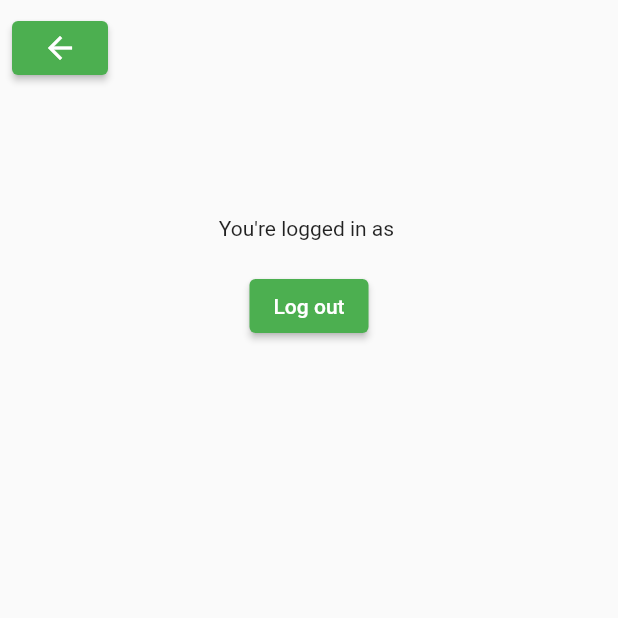
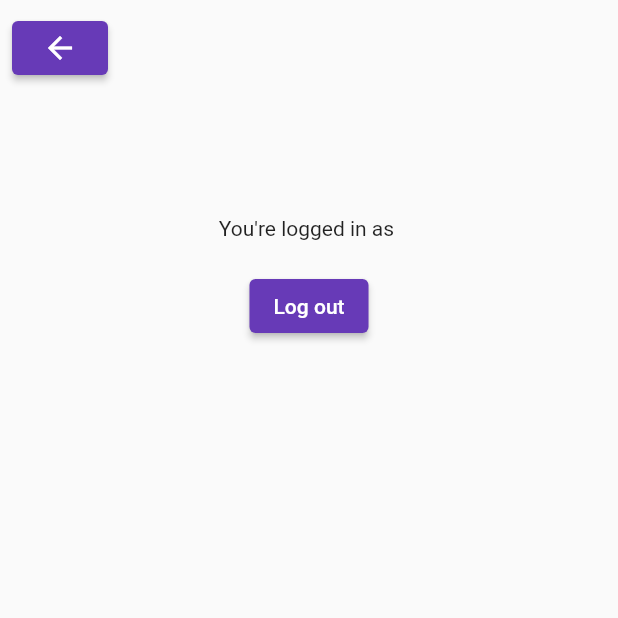
Before and after one commit to BartoszT2omaszewski/catchem_ideas, a Flutter app: the screen it shows once a user with an empty profile is signed in, after a tap on the "person" icon, on a phone screen of 412 x 824 dp, the top half of it. Run offline on Flutter 3.47's test engine with Material 2 defaults, Android fonts, the phone set to English and light mode, and no system bars; our stand-ins replace cloud_firestore, firebase_auth, firebase_core, flutter_bloc, flutter_speed_dial, syncfusion_flutter_calendar; accounts and stored records are empty; network calls fail.

Commit message:
Implement Text adding from FAB

```diff
--- a/lib/app/app.dart
+++ b/lib/app/app.dart
@@ -15,7 +15,7 @@ class MyApp extends StatelessWidget {
         debugShowCheckedModeBanner: false,
         title: "Catch'em ideas",
         theme: ThemeData(
-          primarySwatch: Colors.green,
+          primarySwatch: Colors.deepPurple,
         ),
         home: const RootPage(),
       ),
--- /dev/null
+++ b/lib/app/features/home/pages/home_body.dart
@@ -0,0 +1,120 @@
+import 'package:catchem_ideas/app/features/home/cubit/home_cubit.dart';
+import 'package:catchem_ideas/app/features/home/idea_tile.dart';
+import 'package:catchem_ideas/app/features/manager/pages/idea_manager.dart';
+import 'package:cloud_firestore/cloud_firestore.dart';
+import 'package:firebase_auth/firebase_auth.dart';
+import 'package:flutter/material.dart';
+import 'package:flutter_bloc/flutter_bloc.dart';
+
+class HomePageBody extends StatefulWidget {
+  const HomePageBody({
+    Key? key,
+    required this.user,
+  }) : super(key: key);
+  final User user;
+
+  @override
+  State<HomePageBody> createState() => HomePageBodyState();
+}
+
+class HomePageBodyState extends State<HomePageBody> {
+  final controller = TextEditingController();
+
+  @override
+  Widget build(BuildContext context) {
+    return Column(
+      crossAxisAlignment: CrossAxisAlignment.center,
+      children: [
+        SizedBox(
+          height: 60,
+          child: Padding(
+            padding: const EdgeInsets.only(left: 20, right: 15, top: 10),
+            child: Row(
+              mainAxisAlignment: MainAxisAlignment.spaceAround,
+              children: [
+                const Text(
+                  'Thought inTime Manager',
+                  style: TextStyle(
+                      color: Color(0xFF00003f),
+                      fontSize: 26,
+                      fontWeight: FontWeight.bold),
+                ),
+                IconButton(
+                    onPressed: () {
+                      Navigator.push(
+                        context,
+                        MaterialPageRoute(
+                            builder: (context) => const ManagerPage()),
+                      );
+                    },
+                    icon: const Icon(
+                      Icons.calendar_today,
+                      size: 36,
+                    )),
+              ],
+            ),
+          ),
+        ),
+        Expanded(
+          child: Column(
+            children: [
+              const Padding(
+                padding: EdgeInsets.only(bottom: 6.0),
+              ),
+              Expanded(
+                flex: 1,
+                child: Container(
+                  width: double.infinity,
+                  decoration: const BoxDecoration(
+                    color: Colors.white,
+                    borderRadius: BorderRadius.only(
+                        topLeft: Radius.circular(30),
+                        topRight: Radius.circular(30)),
+                    boxShadow: [BoxShadow(blurRadius: 10.0)],
+                  ),
+                  child: BlocProvider(
+                    create: (context) => HomeCubit()..start(),
+                    child: BlocBuilder<HomeCubit, HomeState>(
+                      builder: (context, state) {
+                        if (state.errorMessage.isNotEmpty) {
+                          return Text('Error: ${state.errorMessage}');
+                        }
+
+                        if (state.isLoading) {
+                          return const Center(
+                            child: CircularProgressIndicator(),
+                          );
+                        }
+
+                        final documents = state.documents;
+
+                        return ListView(
+                          children: [
+                            for (final document in documents) ...[
+                              Dismissible(
+                                key: ValueKey(document.id),
+                                onDismissed: (_) {
+                                  FirebaseFirestore.instance
+                                      .collection('ideas')
+                                      .doc(document.id)
+                                      .delete();
+                                },
+                                child: IdeaTileWidget(
+                                  document['title'],
+                                ),
+                              ),
+                            ],
+                          ],
+                        );
+                      },
+                    ),
+                  ),
+                ),
+              )
+            ],
+          ),
+        ),
+      ],
+    );
+  }
+}
--- a/lib/app/features/home/pages/home_page.dart
+++ b/lib/app/features/home/pages/home_page.dart
@@ -1,12 +1,11 @@
 import 'package:catchem_ideas/app/features/auth/account_page.dart';
 import 'package:catchem_ideas/app/features/home/cubit/home_cubit.dart';
-import 'package:catchem_ideas/app/features/home/idea_tile.dart';
+import 'package:catchem_ideas/app/features/home/pages/home_body.dart';
 import 'package:cloud_firestore/cloud_firestore.dart';
 import 'package:firebase_auth/firebase_auth.dart';
 import 'package:flutter/material.dart';
 import 'package:flutter_bloc/flutter_bloc.dart';
 import 'package:flutter_speed_dial/flutter_speed_dial.dart';
-import '../../calendar/pages/calendar_page.dart';
 
 class HomePage extends StatefulWidget {
   const HomePage({
@@ -25,54 +24,30 @@ class _HomePageState extends State<HomePage> {
 
   @override
   Widget build(BuildContext context) {
+    return BlocProvider(
+      create: (context) => HomeCubit()..start(),
+      child: BlocBuilder<HomeCubit, HomeState>(
+        builder: (context, state) {
           return Scaffold(
-      floatingActionButton: SpeedDial(
-        animatedIcon: AnimatedIcons.add_event,
-        children: [
-          SpeedDialChild(child: const Icon(Icons.mic), label: 'Voice'),
-          SpeedDialChild(
-              child: const Icon(Icons.edit_note),
-              label: 'Text',
-              onTap: () {
-                FirebaseFirestore.instance.collection('ideas').add(
-                  {
-                    'title': controller.text,
-                  },
-                );
-              }),
-          SpeedDialChild(
-            child: const Icon(Icons.camera_alt),
-            label: 'Picture',
+            appBar: AppBar(
+              centerTitle: true,
+              automaticallyImplyLeading: false,
+              shape: const RoundedRectangleBorder(
+                borderRadius: BorderRadius.vertical(
+                  bottom: Radius.circular(10),
                 ),
-          SpeedDialChild(child: const Icon(Icons.videocam), label: 'Video'),
-        ],
               ),
-      backgroundColor: const Color.fromARGB(224, 140, 115, 207),
-      body: SafeArea(
-        child: Column(
-          crossAxisAlignment: CrossAxisAlignment.center,
-          children: [
-            Padding(
-              padding: const EdgeInsets.only(left: 20, right: 15, top: 10),
-              child: SizedBox(
-                height: MediaQuery.of(context).size.height * 0.08,
-                child: Column(
-                  children: [
-                    Row(
-                      mainAxisAlignment: MainAxisAlignment.spaceAround,
-                      children: [
-                        const Text(
+              title: const Text(
                 "Catch'em ideas",
                 style: TextStyle(
-                              color: Color(0xFF00003f),
-                              fontSize: 34,
+                    color: Color.fromARGB(255, 16, 16, 48),
+                    fontSize: 28,
                     fontWeight: FontWeight.bold),
               ),
+              actions: [
                 Padding(
-                          padding: const EdgeInsets.only(right: 12),
-                          child: Row(
-                            children: [
-                              IconButton(
+                  padding: const EdgeInsets.only(right: 32.0),
+                  child: IconButton(
                     onPressed: () {
                       Navigator.push(
                         context,
@@ -86,86 +61,41 @@ class _HomePageState extends State<HomePage> {
                     icon: const Icon(
                       Icons.person,
                       size: 38,
-                                  )),
-                            ],
+                    ),
                   ),
                 ),
               ],
             ),
+            backgroundColor: const Color.fromARGB(223, 134, 104, 218),
+            body: HomePageBody(
+              user: widget.user,
+            ),
+            floatingActionButton: SpeedDial(
+              animatedIcon: AnimatedIcons.add_event,
+              children: [
+                SpeedDialChild(child: const Icon(Icons.mic), label: 'Voice'),
+                SpeedDialChild(
+                    child: const Icon(Icons.edit_note),
+                    label: 'Text',
+                    onTap: () {
+                      runDialog(context, submit);
+                    }),
+                SpeedDialChild(
+                  child: const Icon(Icons.camera_alt),
+                  label: 'Picture',
+                ),
+                SpeedDialChild(
+                    child: const Icon(Icons.videocam), label: 'Video'),
               ],
             ),
-              ),
-            ),
-            SizedBox(
-              height: 60,
-              child: Padding(
-                padding: const EdgeInsets.only(
-                  left: 20,
-                  right: 15,
-                ),
-                child: Row(
-                  mainAxisAlignment: MainAxisAlignment.spaceBetween,
-                  children: [
-                    const Text(
-                      'Manage your thoughts',
-                      style: TextStyle(
-                          color: Color(0xFF00003f),
-                          fontSize: 26,
-                          fontWeight: FontWeight.bold),
-                    ),
-                    IconButton(
-                        onPressed: () {
-                          Navigator.push(
-                            context,
-                            MaterialPageRoute(
-                                builder: (context) => const CalendarPage()),
           );
         },
-                        icon: const Icon(
-                          Icons.calendar_today,
-                          size: 34,
-                        )),
-                  ],
       ),
-              ),
-            ),
-            Expanded(
-              child: Column(
-                children: [
-                  const Padding(
-                    padding: EdgeInsets.only(bottom: 6.0),
-                  ),
-                  Expanded(
-                    flex: 1,
-                    child: Container(
-                      width: double.infinity,
-                      decoration: const BoxDecoration(
-                        color: Colors.white,
-                        borderRadius: BorderRadius.only(
-                            topLeft: Radius.circular(30),
-                            topRight: Radius.circular(30)),
-                        boxShadow: [BoxShadow(blurRadius: 10.0)],
-                      ),
-                      child: BlocProvider(
-                        create: (context) => HomeCubit()..start(),
-                        child: BlocBuilder<HomeCubit, HomeState>(
-                          builder: (context, state) {
-                            if (state.errorMessage.isNotEmpty) {
-                              return Text('Error: ${state.errorMessage}');
-                            }
-
-                            if (state.isLoading) {
-                              return const Center(
-                                child: CircularProgressIndicator(),
     );
   }
 
-                            final documents = state.documents;
-
   void submit() {
-                              FirebaseFirestore.instance
-                                  .collection('ideas')
-                                  .add(
+    FirebaseFirestore.instance.collection('ideas').add(
       {
         'title': controller.text,
       },
@@ -175,7 +105,8 @@ class _HomePageState extends State<HomePage> {
     controller.clear();
   }
 
-                            Future openDialog() => showDialog(
+  Future<dynamic> runDialog(BuildContext context, submit) {
+    return showDialog(
         context: context,
         builder: (context) => AlertDialog(
               title: const Text('Your Idea'),
@@ -189,44 +120,5 @@ class _HomePageState extends State<HomePage> {
                 )
               ],
             ));
-
-                            return ListView(
-                              children: [
-                                for (final document in documents) ...[
-                                  Dismissible(
-                                    key: ValueKey(document.id),
-                                    onDismissed: (_) {
-                                      FirebaseFirestore.instance
-                                          .collection('ideas')
-                                          .doc(document.id)
-                                          .delete();
-                                    },
-                                    child: IdeaTileWidget(
-                                      document['title'],
-                                    ),
-                                  ),
-                                ],
-                                Container(
-                                    padding: const EdgeInsets.all(16),
-                                    child: ElevatedButton(
-                                      child: const Text('Add idea'),
-                                      onPressed: () {
-                                        openDialog();
-                                      },
-                                    )),
-                              ],
-                            );
-                          },
-                        ),
-                      ),
-                    ),
-                  )
-                ],
-              ),
-            ),
-          ],
-        ),
-      ),
-    );
   }
 }
--- /dev/null
+++ b/lib/app/features/manager/pages/idea_manager.dart
@@ -0,0 +1,12 @@
+import 'package:flutter/material.dart';
+class ManagerPage extends StatelessWidget {
+  const ManagerPage({
+    Key? key,
+  }) : super(key: key);
+
+  @override
+  Widget build(BuildContext context) {
+    return const Scaffold(
+    );
+  }
+}
```
Also changed, not shown: lib/app/features/home/cubit/home_cubit.dart (+36 -0 lines), pubspec.lock. Lines whose indentation alone changed are shown as unchanged.
